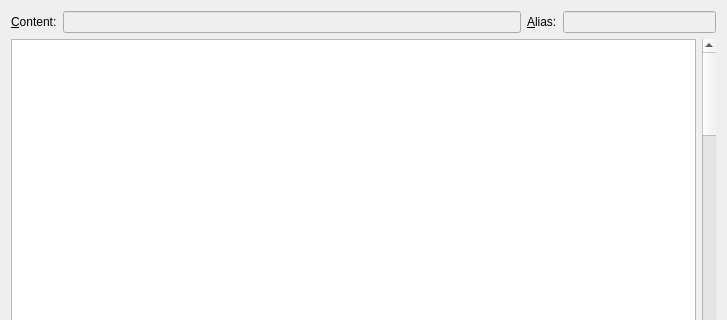
Qt form src/Mod/Spreadsheet/Gui/Sheet.ui (southseact-3d/fcd) before a commit; both pictures show x 0 to 727 and y 0 to 320 of the 727 by 596 pixel window.
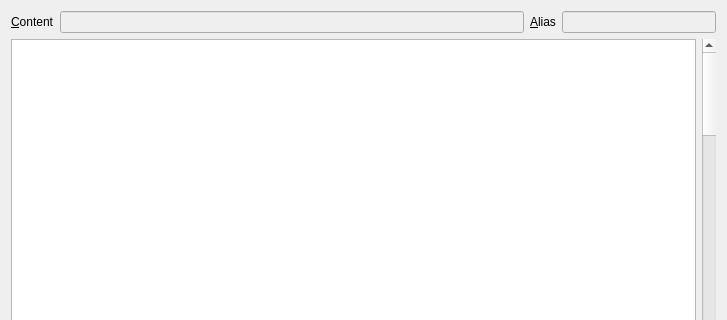
The same form after that commit. Custom widgets are drawn as their Qt base class.

The edit to the form file:
```diff
--- a/src/Mod/Spreadsheet/Gui/Sheet.ui
+++ b/src/Mod/Spreadsheet/Gui/Sheet.ui
@@ -19,7 +19,7 @@
      <item row="0" column="0">
       <widget class="QLabel" name="label">
        <property name="text">
-        <string>&amp;Content:</string>
+        <string>&amp;Content</string>
        </property>
        <property name="buddy">
         <cstring>cellContent</cstring>
@@ -36,7 +36,7 @@
      <item row="0" column="2">
       <widget class="QLabel" name="alias_label">
        <property name="text">
-        <string>&amp;Alias:</string>
+        <string>&amp;Alias</string>
        </property>
        <property name="buddy">
         <cstring>cellAlias</cstring>
```
